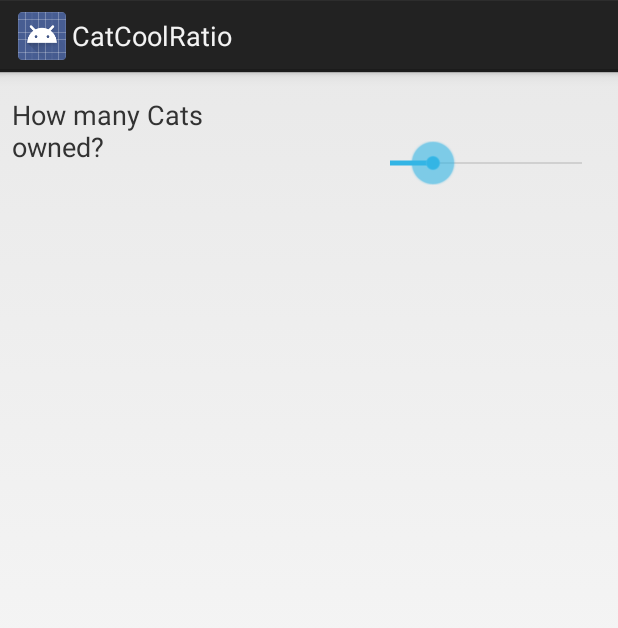
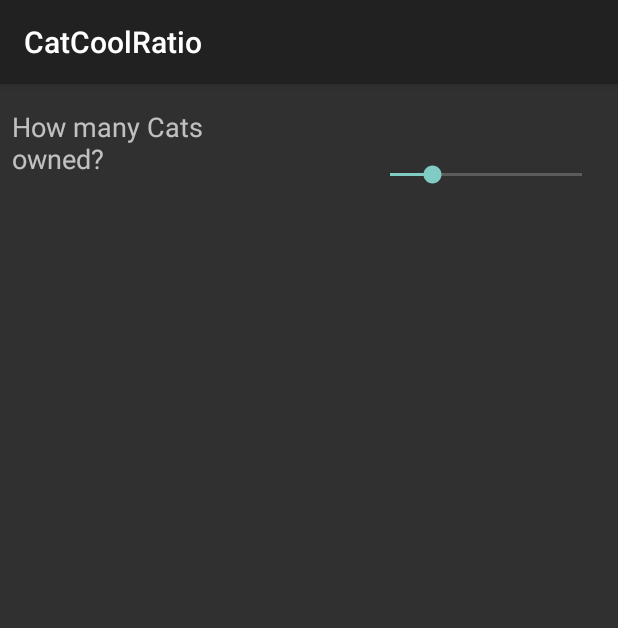
Before and after one commit to michelisondaniel/CatCoolRatio162, an Android app: the screen it shows after launch (MainActivity), on a phone screen of 412 x 824 dp. Shown: the top 628 px of the screen. Run offline under Robolectric (Android 15) with nearby library versions, the phone set to English and light mode, and no system bars.

Commit message:
Commit for Theme to be used

```diff
--- a/app/src/main/res/values/styles.xml
+++ b/app/src/main/res/values/styles.xml
@@ -1,7 +1,7 @@
 <resources>
 
     <!-- Base application theme. -->
-    <style name="AppTheme" parent="android:Theme.Holo.Light.DarkActionBar">
+    <style name="AppTheme" parent="android:Theme.Material">
         <!-- Customize your theme here. -->
     </style>
 
```
